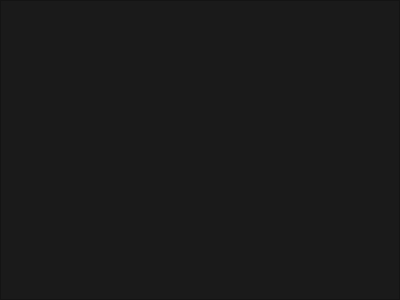
Above: maincontent/controlwidget/movecontrol/movewidget.ui from YYC572652645/QCoolPage before the change. Below: the same form after it.
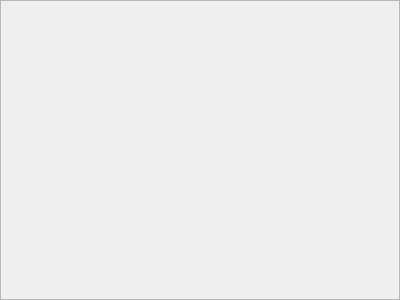
That is the form after the change.

```diff
--- a/maincontent/controlwidget/movecontrol/movewidget.ui
+++ b/maincontent/controlwidget/movecontrol/movewidget.ui
@@ -14,10 +14,7 @@
    <string>Form</string>
   </property>
   <property name="styleSheet">
-   <string notr="true">QFrame#frameBackground
-{
-background-color: #1A1A1A;
-}</string>
+   <string notr="true"/>
   </property>
   <layout class="QVBoxLayout" name="verticalLayout">
    <property name="spacing">
```
